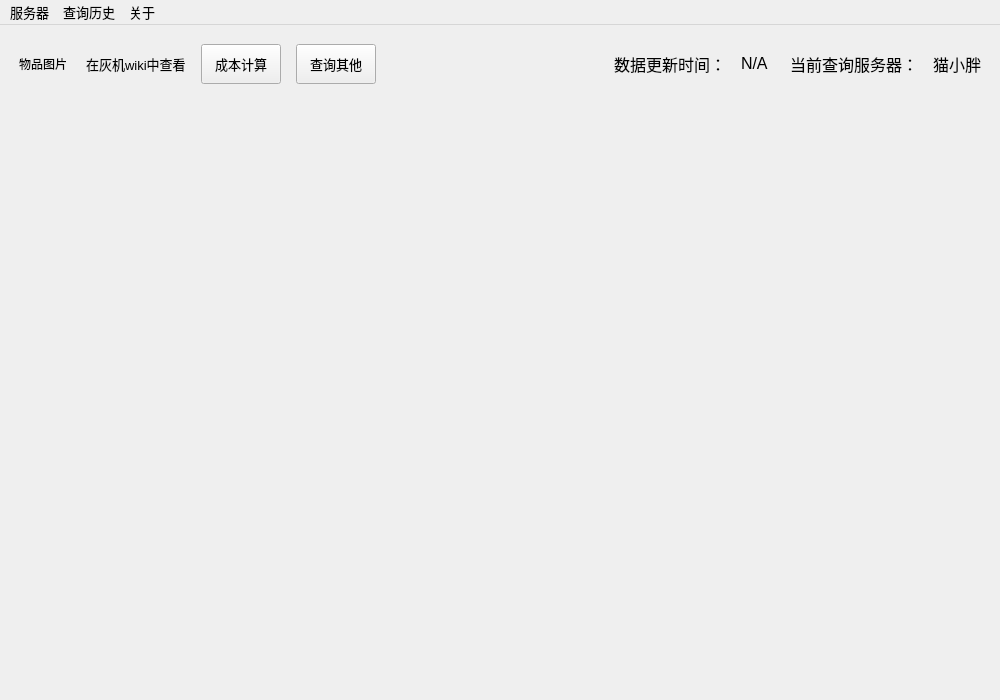
Above: Paissa.ui from NagaResst/Paissa before the change. Below: the same form after it.
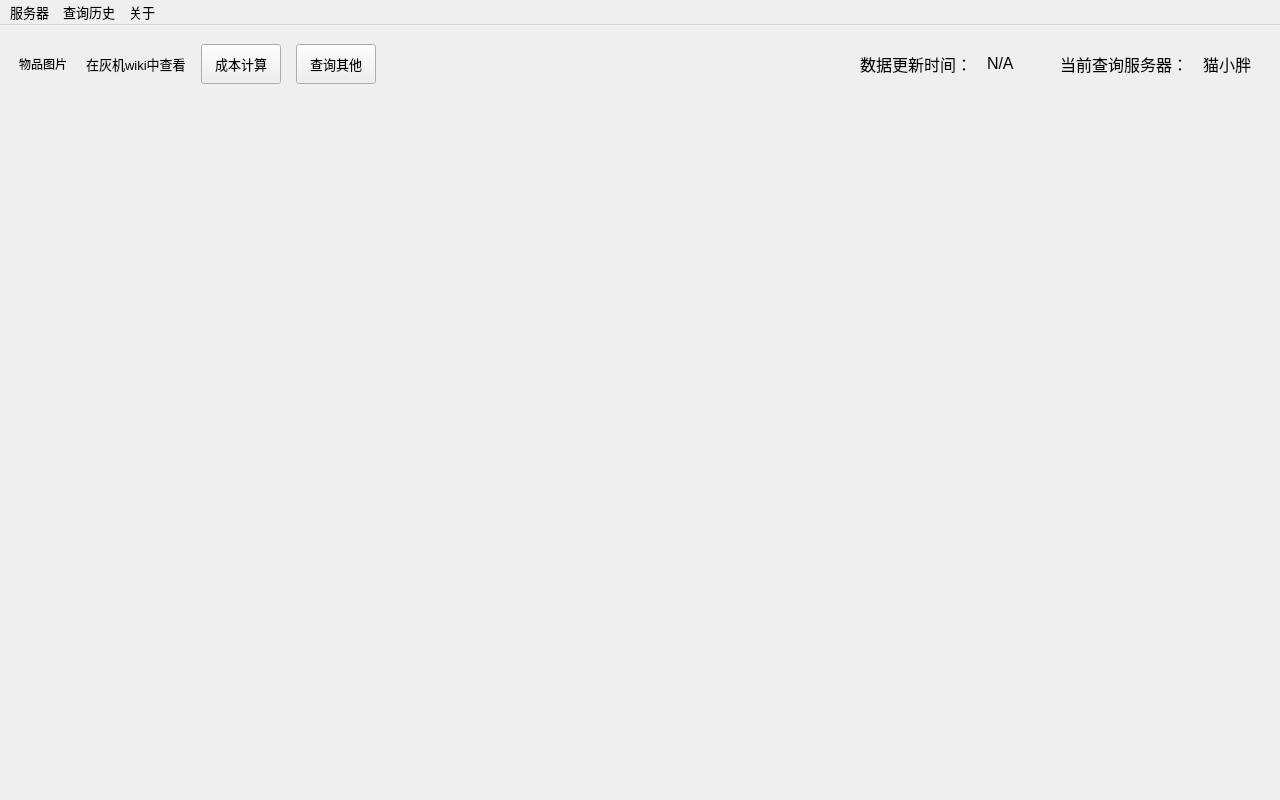
That is the form after the change.

Commit message: 1.在查询不到物品是弹出一个提示框。 2.添加了HQ图标的显示 3.修复了查询价格后返回首页顶部部分组件没有隐藏的问题 4.市场价格界面加入了物品图标显示

Diff of the .ui file:
```diff
--- a/Paissa.ui
+++ b/Paissa.ui
@@ -9,8 +9,8 @@
    <rect>
     <x>0</x>
     <y>0</y>
-    <width>1000</width>
-    <height>700</height>
+    <width>1280</width>
+    <height>800</height>
    </rect>
   </property>
   <property name="sizePolicy">
@@ -272,7 +272,7 @@
     <rect>
      <x>0</x>
      <y>0</y>
-     <width>1000</width>
+     <width>1280</width>
      <height>22</height>
     </rect>
    </property>
```
Left out of the diff: 2 changed lines with no effect on the pictures. The commit also changes 5 other files.
